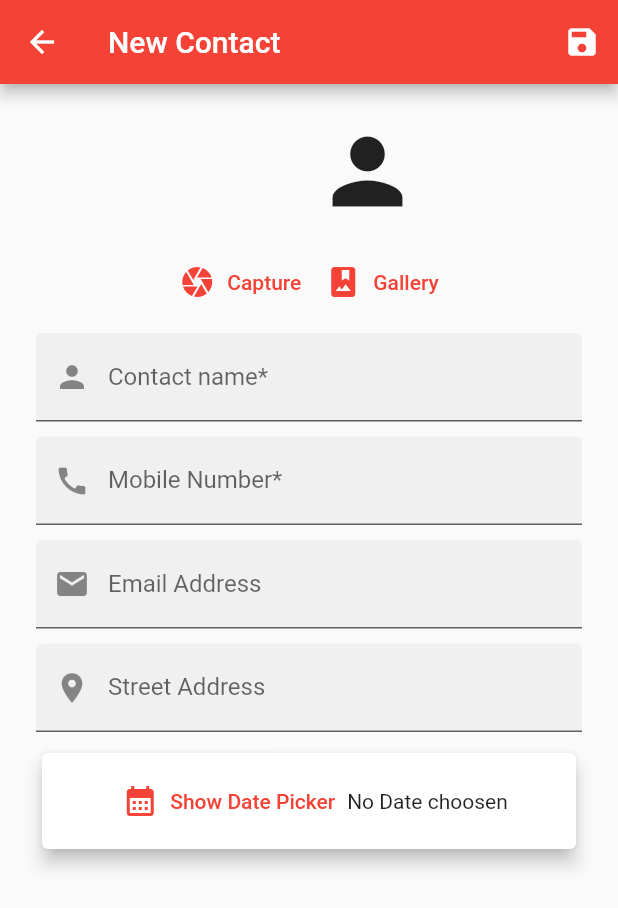
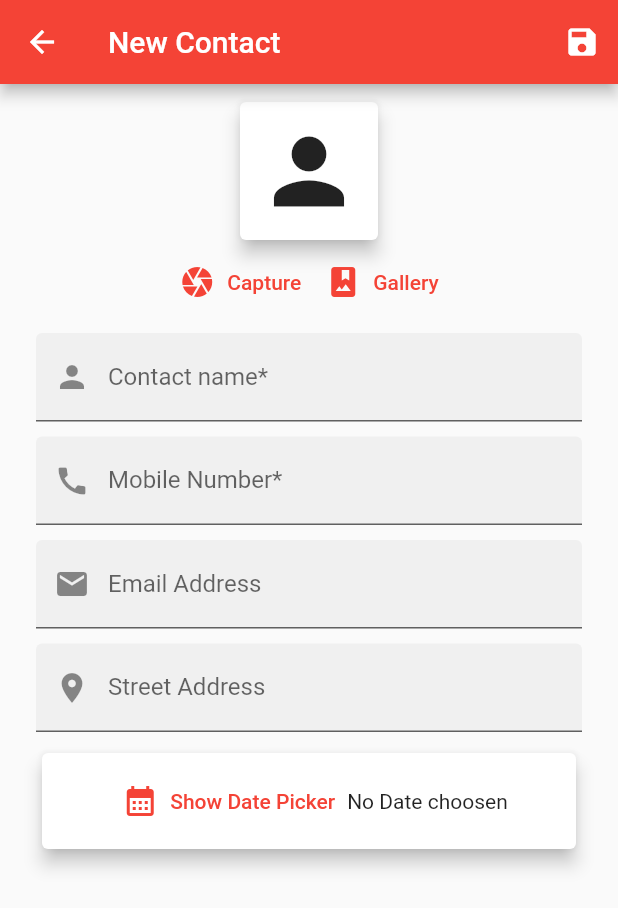
Before and after one commit to sujon15-2813/contact_app, a Flutter app: the NewContactPage screen opened by its route, after a tap on "Capture", on a phone screen of 412 x 824 dp. Shown: the top 908 px of the screen. Run offline on Flutter 3.47's test engine with Material 2 defaults, Android fonts, the phone set to English and light mode, and no system bars; our stand-ins replace image_picker.

```diff
--- a/lib/pages.dart/new_contact_page.dart
+++ b/lib/pages.dart/new_contact_page.dart
@@ -4,6 +4,7 @@
 
 import 'dart:io';
 
+import 'package:flutter/foundation.dart';
 import 'package:flutter/material.dart';
 import 'package:flutter_contactapp/utils.dart/helper_functions.dart';
 import 'package:image_picker/image_picker.dart';
@@ -22,8 +23,8 @@ class _NewContactPageState extends State<NewContactPage> {
   final _emailController = TextEditingController();
   final _addressController = TextEditingController();
   String? dob;
-  String? imagePath;
-  ImageSource source = ImageSource.camera;
+  XFile? xfile;
+
   final formkey = GlobalKey<FormState>();
 
   @override
@@ -38,6 +39,9 @@ class _NewContactPageState extends State<NewContactPage> {
 
   @override
   Widget build(BuildContext context) {
+    print(
+      "${xfile?.path}"
+    );
     return Scaffold(
       appBar: AppBar(
         title: const Text('New Contact'),
@@ -58,19 +62,27 @@ class _NewContactPageState extends State<NewContactPage> {
                   mainAxisSize: MainAxisSize.min,
                   children: [
                     SizedBox(
-                      width: 00,
+                      width: 100,
                       height: 100,
                       child: Card(
                         elevation: 5,
-                        child: imagePath == null
+                        child: xfile == null
                             ? const Icon(
                                 Icons.person,
                                 size: 70,
                               )
-                            : Image.file(
-                                File(imagePath!),
-                                fit: BoxFit.cover,
-                              ),
+                            : kIsWeb
+                                ? Container(
+                                    color: Colors.cyanAccent,
+                                    child: Image.network(
+                                      xfile!.path,
+                                      fit: BoxFit.cover,
+                                    ),
+                                  )
+                                : Image.file(
+                                    File(xfile!.path),
+                                    fit: BoxFit.cover,
+                                  ),
                       ),
                     ),
                     Row(
@@ -78,17 +90,15 @@ class _NewContactPageState extends State<NewContactPage> {
                       children: [
                         TextButton.icon(
                           icon: Icon(Icons.camera),
-                          onPressed: () {
-                            source = ImageSource.camera;
-                            getImage();
+                          onPressed: () async {
+                            getImage(ImageSource.camera);
                           },
                           label: const Text('Capture'),
                         ),
                         TextButton.icon(
                           icon: Icon(Icons.photo_album),
                           onPressed: () {
-                            source = ImageSource.gallery;
-                            getImage();
+                            getImage(ImageSource.gallery);
                           },
                           label: const Text('Gallery'),
                         ),
@@ -212,12 +222,8 @@ class _NewContactPageState extends State<NewContactPage> {
     }
   }
 
-  void getImage() async {
-    final XFile = await ImagePicker().pickImage(source: source);
-    if (XFile != null) {
-      setState(() {
-        imagePath = XFile.path;
-      });
-    }
+  Future<void> getImage(ImageSource source) async {
+    xfile = await ImagePicker().pickImage(source: source);
+    setState(() {});
   }
 }
```
